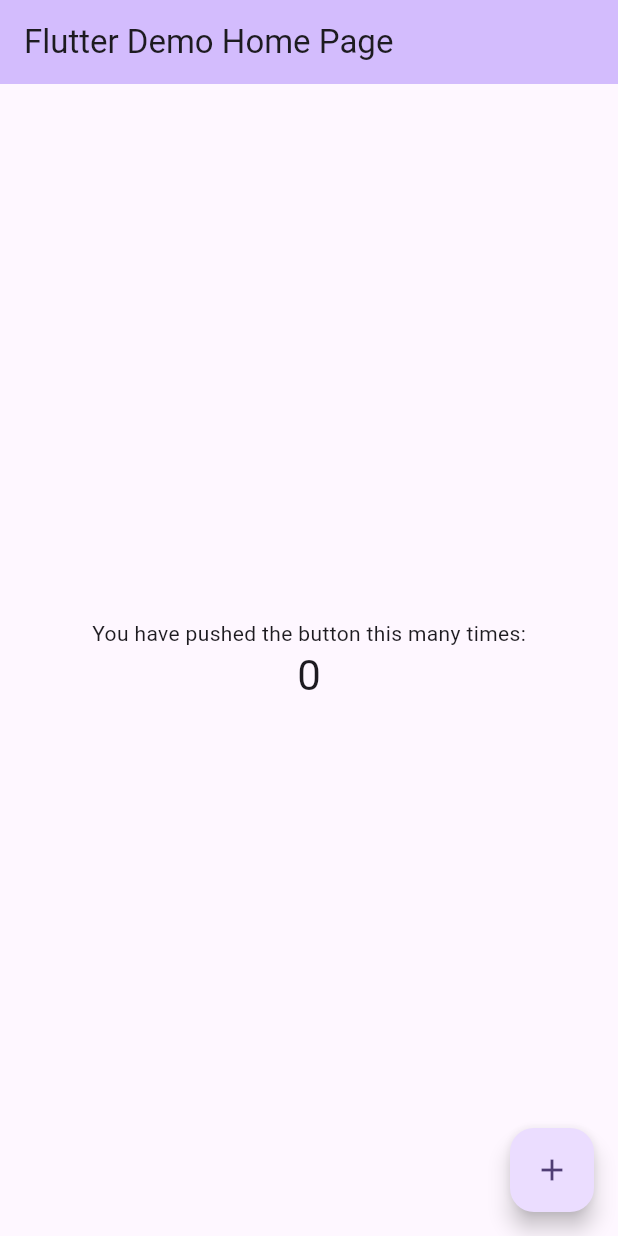
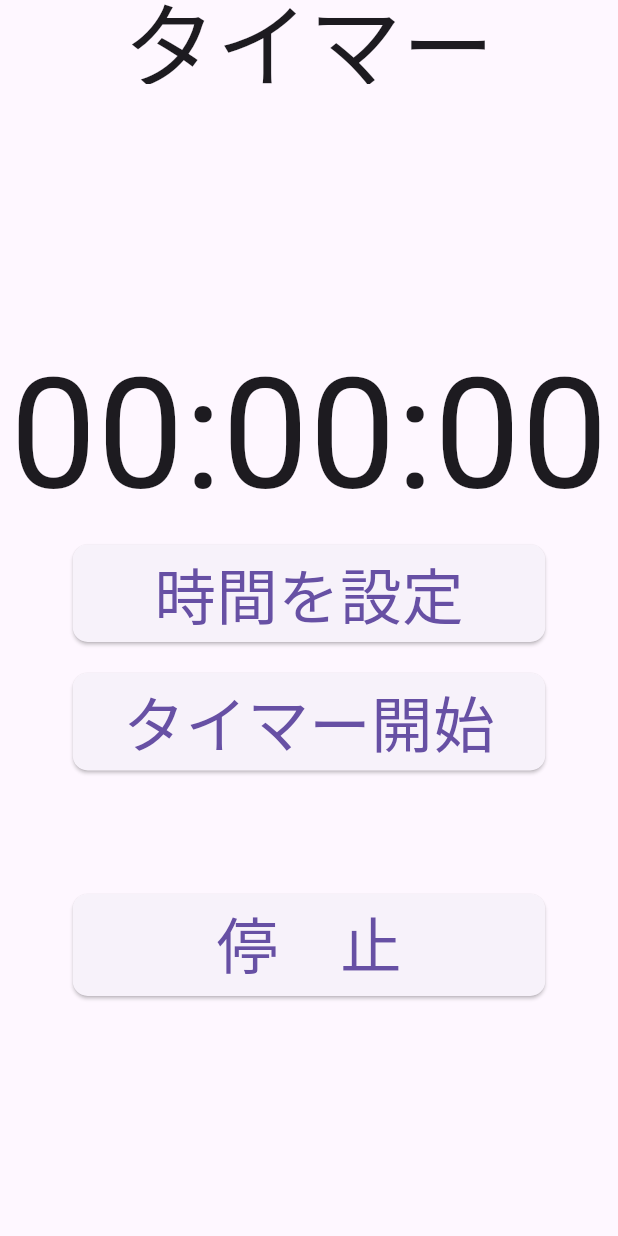
Before and after one commit to bigbenbigben/flutter_timer_app, a Flutter app: the screen it shows after launch, on a phone screen of 412 x 824 dp. Run offline on Flutter 3.47's test engine with Material 3 defaults, Android fonts, the phone set to English and light mode, and no system bars; missing offline and left inert: dart:ffi.

Commit message:
タイマー作成、SEと停止は作成中

```diff
--- a/lib/main.dart
+++ b/lib/main.dart
@@ -1,125 +1,258 @@
+import 'dart:ffi';
+
+import 'package:flutter/cupertino.dart';
 import 'package:flutter/material.dart';
+import 'dart:async';
 
-void main() {
-  runApp(const MyApp());
-}
+void main() => runApp(MyApp());
 
 class MyApp extends StatelessWidget {
-  const MyApp({super.key});
-
-  // This widget is the root of your application.
   @override
   Widget build(BuildContext context) {
     return MaterialApp(
-      title: 'Flutter Demo',
-      theme: ThemeData(
-        // This is the theme of your application.
-        //
-        // TRY THIS: Try running your application with "flutter run". You'll see
-        // the application has a purple toolbar. Then, without quitting the app,
-        // try changing the seedColor in the colorScheme below to Colors.green
-        // and then invoke "hot reload" (save your changes or press the "hot
-        // reload" button in a Flutter-supported IDE, or press "r" if you used
-        // the command line to start the app).
-        //
-        // Notice that the counter didn't reset back to zero; the application
-        // state is not lost during the reload. To reset the state, use hot
-        // restart instead.
-        //
-        // This works for code too, not just values: Most code changes can be
-        // tested with just a hot reload.
-        colorScheme: ColorScheme.fromSeed(seedColor: Colors.deepPurple),
-        useMaterial3: true,
-      ),
-      home: const MyHomePage(title: 'Flutter Demo Home Page'),
+      home: TimerPage(),
     );
   }
 }
 
-class MyHomePage extends StatefulWidget {
-  const MyHomePage({super.key, required this.title});
-
-  // This widget is the home page of your application. It is stateful, meaning
-  // that it has a State object (defined below) that contains fields that affect
-  // how it looks.
-
-  // This class is the configuration for the state. It holds the values (in this
-  // case the title) provided by the parent (in this case the App widget) and
-  // used by the build method of the State. Fields in a Widget subclass are
-  // always marked "final".
-
-  final String title;
-
+class TimerPage extends StatefulWidget {
   @override
-  State<MyHomePage> createState() => _MyHomePageState();
+  _TimerPageState createState() => _TimerPageState();
 }
 
-class _MyHomePageState extends State<MyHomePage> {
-  int _counter = 0;
+class _TimerPageState extends State<TimerPage> {
+  Duration _duration = Duration(hours: 0, minutes: 0, seconds: 0);
+  Timer? _timer;
 
-  void _incrementCounter() {
-    setState(() {
-      // This call to setState tells the Flutter framework that something has
-      // changed in this State, which causes it to rerun the build method below
-      // so that the display can reflect the updated values. If we changed
-      // _counter without calling setState(), then the build method would not be
-      // called again, and so nothing would appear to happen.
-      _counter++;
+  void _startTimer() {
+    if (_timer != null) {
+      _timer!.cancel();
+    }
+    _timer = Timer.periodic(Duration(seconds: 1), (timer) {
+      setState(() {
+        if (_duration.inSeconds > 0) {
+          _duration -= Duration(seconds: 1);
+        } else {
+          _timer!.cancel();
+        }
+      });
     });
+  }
+
+  void _showTimePicker() {
+    Duration tempDuration = _duration; // 選択された時間を一時保存
+    showModalBottomSheet(
+      context: context,
+      builder: (BuildContext context) {
+        return Column(
+          children: [
+            Container(
+              padding: EdgeInsets.symmetric(vertical: 10, horizontal: 20),
+              child: Row(
+                mainAxisAlignment: MainAxisAlignment.spaceBetween,
+                children: [
+                  // キャンセルボタン
+                  ElevatedButton(
+                    onPressed: () => Navigator.pop(context),
+                    style: ElevatedButton.styleFrom(
+                      shape: RoundedRectangleBorder(
+                        borderRadius: BorderRadius.circular(10),
+                      ),
+                      padding: EdgeInsets.symmetric(horizontal: 10),
+                    ),
+                    child: Text('キャンセル'),
+                  ),
+                  // タイトル
+                  Center(
+                    child: Text(
+                      'タイマー設定',
+                      style: TextStyle(fontSize: 18, fontWeight: FontWeight.bold),
+                    ),
+                  ),
+                  // OKボタン
+                  ElevatedButton(
+                    onPressed: () {
+                      if (tempDuration.inHours < 0 ||
+                          tempDuration.inMinutes >= 60 ||
+                          tempDuration.inSeconds >= 60) {
+                        ScaffoldMessenger.of(context).showSnackBar(
+                          SnackBar(
+                            content: Text('不正な値が設定されました'),
+                          ),
+                        );
+                      } else {
+                        setState(() {
+                          _duration = tempDuration;
+                        });
+                        Navigator.pop(context);
+                      }
+                    },
+                    style: ElevatedButton.styleFrom(
+                      shape: RoundedRectangleBorder(
+                        borderRadius: BorderRadius.circular(10),
+                      ),
+                      padding: EdgeInsets.symmetric(horizontal: 10),
+                    ),
+                    child: Text('OK'),
+                  ),
+                ],
+              ),
+            ),
+            Divider(),
+            // ダイアル
+            Expanded(
+              child: Container(
+                width: MediaQuery.of(context).size.width, // 画面いっぱいの幅
+                height: MediaQuery.of(context).size.height * 0.5, // 画面高さの50%を指定
+                child: CupertinoTimerPicker(
+                  initialTimerDuration: _duration,
+                  mode: CupertinoTimerPickerMode.hms,
+                  onTimerDurationChanged: (Duration newDuration) {
+                    tempDuration = newDuration;
+                  },
+                ),
+              ),
+            ),
+          ],
+        );
+      },
+    );
+  }
+
+  void _stopTimer() {
+    //TODO
+
+    // if (_timer != null) {
+    //   _timer!.cancel();
+    // }
+    // _timer = Timer.periodic(Duration(seconds: 1), (timer) {
+    //   setState(() {
+    //     if (_duration.inSeconds > 0) {
+    //       _duration -= Duration(seconds: 1);
+    //     } else {
+    //       _timer!.cancel();
+    //     }
+    //   });
+    // });
+  }
+
+  String _formatDuration(Duration duration) {
+    String twoDigits(int n) => n.toString().padLeft(2, "0");
+    String hours = twoDigits(duration.inHours);
+    String minutes = twoDigits(duration.inMinutes.remainder(60));
+    String seconds = twoDigits(duration.inSeconds.remainder(60));
+    return "$hours:$minutes:$seconds";
   }
 
   @override
   Widget build(BuildContext context) {
-    // This method is rerun every time setState is called, for instance as done
-    // by the _incrementCounter method above.
-    //
-    // The Flutter framework has been optimized to make rerunning build methods
-    // fast, so that you can just rebuild anything that needs updating rather
-    // than having to individually change instances of widgets.
+    // 画面に合わせたフォントサイズ
+    // タイトル
+    double fontSize_title = MediaQuery.of(context).size.width * 0.15;
+    // タイマー
+    double fontSize_timer = MediaQuery.of(context).size.width * 0.25;
+    // ボタン
+    double fontSize_timer_button = MediaQuery.of(context).size.width * 0.10;
+    // 画面に合わせた配置
+    // ボタン幅と高さ
+    double widthsize_button = MediaQuery.of(context).size.width * 0.75;
+    double heightsize_button = MediaQuery.of(context).size.height * 0.10;
+    // ボタン配置
+    // double widthsize_button_position = MediaQuery.of(context).size.width * 0.75;
+    double heightsize_button_position = MediaQuery.of(context).size.height * 0.025;
     return Scaffold(
       appBar: AppBar(
-        // TRY THIS: Try changing the color here to a specific color (to
-        // Colors.amber, perhaps?) and trigger a hot reload to see the AppBar
-        // change color while the other colors stay the same.
-        backgroundColor: Theme.of(context).colorScheme.inversePrimary,
-        // Here we take the value from the MyHomePage object that was created by
-        // the App.build method, and use it to set our appbar title.
-        title: Text(widget.title),
+        title: Column(
+          children: [
+            Center(child: SizedBox(child: Text(
+              'タイマー',
+              style: TextStyle(fontSize: fontSize_title),  // 画面幅に基づいたフォントサイズ
+              ))),
+          ],
+        ),
       ),
       body: Center(
-        // Center is a layout widget. It takes a single child and positions it
-        // in the middle of the parent.
         child: Column(
-          // Column is also a layout widget. It takes a list of children and
-          // arranges them vertically. By default, it sizes itself to fit its
-          // children horizontally, and tries to be as tall as its parent.
-          //
-          // Column has various properties to control how it sizes itself and
-          // how it positions its children. Here we use mainAxisAlignment to
-          // center the children vertically; the main axis here is the vertical
-          // axis because Columns are vertical (the cross axis would be
-          // horizontal).
-          //
-          // TRY THIS: Invoke "debug painting" (choose the "Toggle Debug Paint"
-          // action in the IDE, or press "p" in the console), to see the
-          // wireframe for each widget.
           mainAxisAlignment: MainAxisAlignment.center,
           children: <Widget>[
-            const Text(
-              'You have pushed the button this many times:',
+            Text(
+              _formatDuration(_duration),
+              style: TextStyle(fontSize: fontSize_timer),
             ),
-            Text(
-              '$_counter',
-              style: Theme.of(context).textTheme.headlineMedium,
+            SizedBox(
+              // width: widthsize_button,
+              // height: heightsize_button,
+              ),
+            ElevatedButton(
+              onPressed: _showTimePicker,
+              style: ElevatedButton.styleFrom(
+                shape: RoundedRectangleBorder(
+                  borderRadius: BorderRadius.circular(10), // 角丸の半径
+                ),
+                padding: EdgeInsets.all(3.0), // ボタン全体の余白を設定
+              ),
+              child: SizedBox(
+                width: widthsize_button,
+                // height: heightsize_button,
+                child: Center(
+                  child: Text(
+                    '時間を設定',
+                    style: TextStyle(fontSize: fontSize_timer_button), // 画面幅に基づいたフォントサイズ
+                  ),
+                ),
+              ),
+            ),
+
+            SizedBox(
+              width: widthsize_button,
+              height: heightsize_button_position,
+              ),
+            ElevatedButton(
+              onPressed: _showTimePicker,
+              style: ElevatedButton.styleFrom(
+                shape: RoundedRectangleBorder(
+                  borderRadius: BorderRadius.circular(10), // 角丸の半径
+                ),
+                padding: EdgeInsets.all(3.0), // ボタン全体の余白を設定
+              ),
+              child: SizedBox(
+                width: widthsize_button,
+                // height: heightsize_button,
+                child: Center(
+                  child: Text(
+                    'タイマー開始',
+                    style: TextStyle(fontSize: fontSize_timer_button), // 画面幅に基づいたフォントサイズ
+                  ),
+                ),
+              ),
+            ),
+
+            SizedBox(
+              width: widthsize_button,
+              height: heightsize_button_position * 4,
+              ),
+            ElevatedButton(
+              onPressed: _stopTimer,
+              style: ElevatedButton.styleFrom(
+                shape: RoundedRectangleBorder(
+                  borderRadius: BorderRadius.circular(10), // 角丸の半径
+                ),
+                padding: EdgeInsets.all(3.0), // ボタン全体の余白を設定
+              ),
+              child: SizedBox(
+                width: widthsize_button,
+                // height: heightsize_button,
+                child: Center(
+                  child: Text(
+                    '停　止',
+                    style: TextStyle(fontSize: fontSize_timer_button), // 画面幅に基づいたフォントサイズ
+                  ),
+                ),
+              ),
             ),
           ],
         ),
       ),
-      floatingActionButton: FloatingActionButton(
-        onPressed: _incrementCounter,
-        tooltip: 'Increment',
-        child: const Icon(Icons.add),
-      ), // This trailing comma makes auto-formatting nicer for build methods.
     );
   }
 }
```
